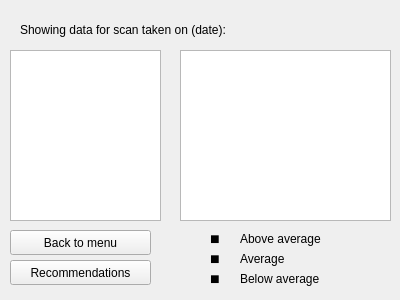
Before: the Qt Designer form datapage.ui in andreias144/3004Final, drawn with Qt 5.
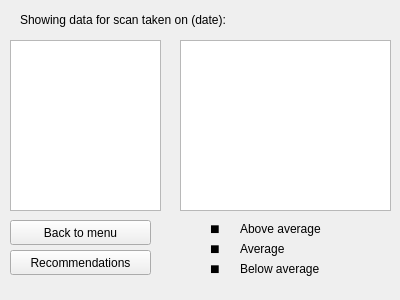
After: the same form once the commit is applied. The open tabs and pages were chosen to show the change.

```diff
--- a/datapage.ui
+++ b/datapage.ui
@@ -61,7 +61,7 @@
      <property name="geometry">
       <rect>
        <x>180</x>
-       <y>50</y>
+       <y>40</y>
        <width>211</width>
        <height>171</height>
       </rect>
@@ -71,7 +71,7 @@
      <property name="geometry">
       <rect>
        <x>20</x>
-       <y>20</y>
+       <y>10</y>
        <width>371</width>
        <height>20</height>
       </rect>
@@ -84,7 +84,7 @@
      <property name="geometry">
       <rect>
        <x>10</x>
-       <y>50</y>
+       <y>40</y>
        <width>151</width>
        <height>171</height>
       </rect>
@@ -94,7 +94,7 @@
      <property name="geometry">
       <rect>
        <x>10</x>
-       <y>260</y>
+       <y>250</y>
        <width>141</width>
        <height>25</height>
       </rect>
@@ -107,7 +107,7 @@
      <property name="geometry">
       <rect>
        <x>10</x>
-       <y>230</y>
+       <y>220</y>
        <width>141</width>
        <height>25</height>
       </rect>
@@ -120,7 +120,7 @@
      <property name="geometry">
       <rect>
        <x>210</x>
-       <y>230</y>
+       <y>220</y>
        <width>21</width>
        <height>17</height>
       </rect>
@@ -138,7 +138,7 @@
      <property name="geometry">
       <rect>
        <x>210</x>
-       <y>270</y>
+       <y>260</y>
        <width>21</width>
        <height>17</height>
       </rect>
@@ -156,7 +156,7 @@
      <property name="geometry">
       <rect>
        <x>210</x>
-       <y>250</y>
+       <y>240</y>
        <width>21</width>
        <height>17</height>
       </rect>
@@ -174,7 +174,7 @@
      <property name="geometry">
       <rect>
        <x>240</x>
-       <y>230</y>
+       <y>220</y>
        <width>111</width>
        <height>17</height>
       </rect>
@@ -187,7 +187,7 @@
      <property name="geometry">
       <rect>
        <x>240</x>
-       <y>250</y>
+       <y>240</y>
        <width>111</width>
        <height>17</height>
       </rect>
@@ -200,7 +200,7 @@
      <property name="geometry">
       <rect>
        <x>240</x>
-       <y>270</y>
+       <y>260</y>
        <width>111</width>
        <height>17</height>
       </rect>
```
